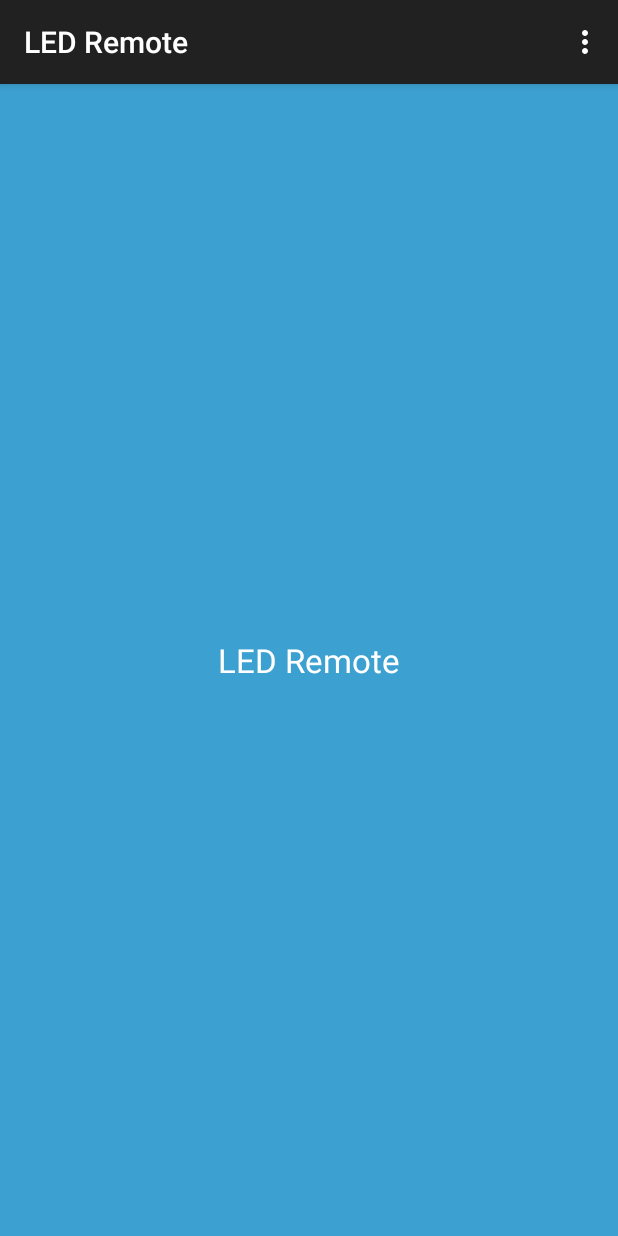
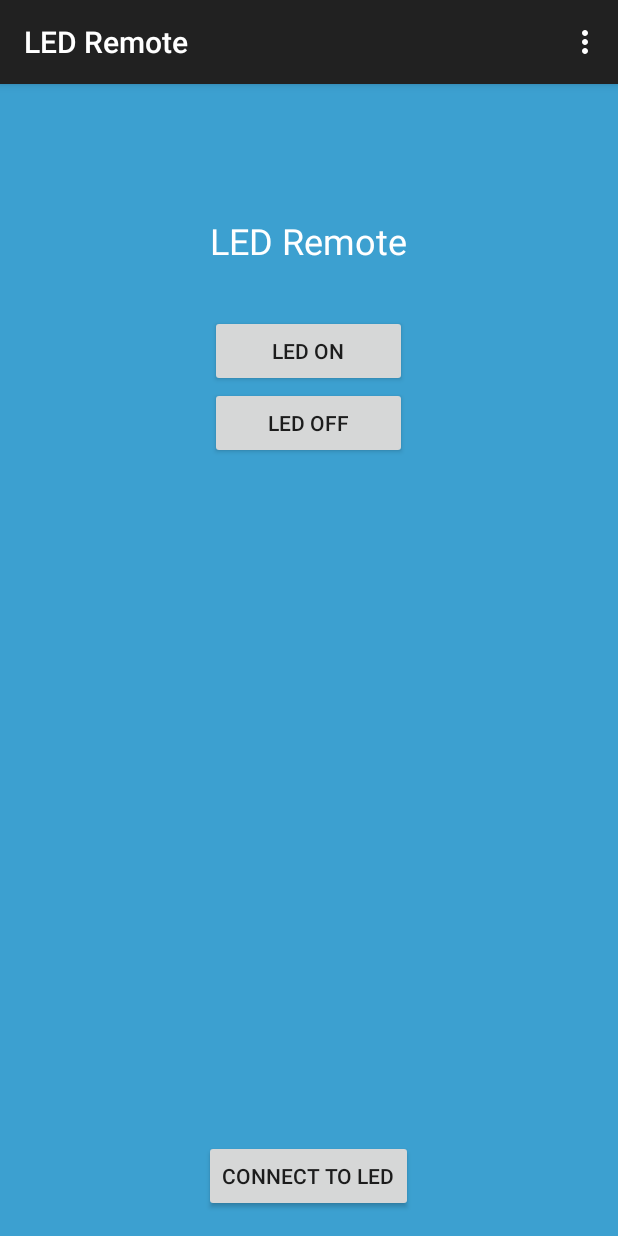
Before and after one commit to bilalmajeed-zz/LED_Remote, an Android app: the screen it shows after launch (MainActivity), on a phone screen of 412 x 824 dp. Run offline under Robolectric (Android 15) with nearby library versions, the phone set to English and light mode, and no system bars.

Commit message:
added buttons to the UI

```diff
--- a/app/src/main/java/bilalmajeed/com/ledremote/MainActivity.java
+++ b/app/src/main/java/bilalmajeed/com/ledremote/MainActivity.java
@@ -4,7 +4,6 @@ import android.support.v7.app.ActionBarActivity;
 import android.os.Bundle;
 import android.view.Menu;
 import android.view.MenuItem;
-
 
 public class MainActivity extends ActionBarActivity {
 
--- a/app/src/main/res/layout/activity_main.xml
+++ b/app/src/main/res/layout/activity_main.xml
@@ -12,7 +12,40 @@
         android:textAppearance="?android:attr/textAppearanceLarge"
         android:text="@string/titleText"
         android:id="@+id/title_textView"
-        android:layout_centerVertical="true"
+        android:textColor="#FFFFFF"
+        android:layout_alignParentTop="true"
         android:layout_centerHorizontal="true"
-        android:textColor="#FFFFFF" />
+        android:layout_marginTop="72dp"
+        android:textSize="@dimen/abc_text_size_headline_material" />
+
+    <Button
+        android:layout_width="wrap_content"
+        android:layout_height="wrap_content"
+        android:text="@string/onButton_text"
+        android:id="@+id/onButton"
+        android:layout_marginTop="33dp"
+        android:layout_below="@+id/title_textView"
+        android:layout_alignRight="@+id/title_textView"
+        android:layout_alignEnd="@+id/title_textView"
+        android:layout_alignLeft="@+id/title_textView"
+        android:layout_alignStart="@+id/title_textView" />
+
+    <Button
+        android:layout_width="wrap_content"
+        android:layout_height="wrap_content"
+        android:text="@string/offButton_text"
+        android:id="@+id/offButton"
+        android:layout_below="@+id/onButton"
+        android:layout_alignRight="@+id/onButton"
+        android:layout_alignEnd="@+id/onButton"
+        android:layout_alignLeft="@+id/onButton"
+        android:layout_alignStart="@+id/onButton" />
+
+    <Button
+        android:layout_width="wrap_content"
+        android:layout_height="wrap_content"
+        android:text="@string/connectButton_txt"
+        android:id="@+id/connectButton"
+        android:layout_alignParentBottom="true"
+        android:layout_centerHorizontal="true" />
 </RelativeLayout>
--- a/app/src/main/res/values/strings.xml
+++ b/app/src/main/res/values/strings.xml
@@ -4,4 +4,7 @@
     <string name="hello_world">Hello world!</string>
     <string name="action_settings">Settings</string>
     <string name="titleText">LED Remote</string>
+    <string name="offButton_text">LED OFF</string>
+    <string name="onButton_text">LED ON</string>
+    <string name="connectButton_txt">Connect to LED</string>
 </resources>
```
